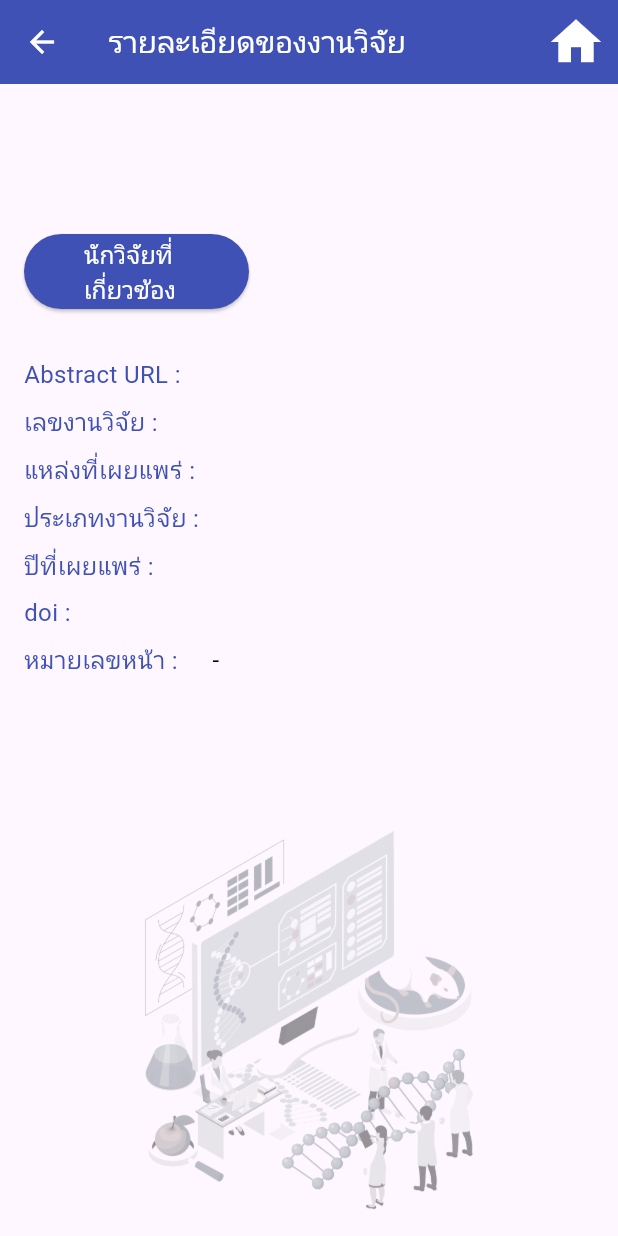
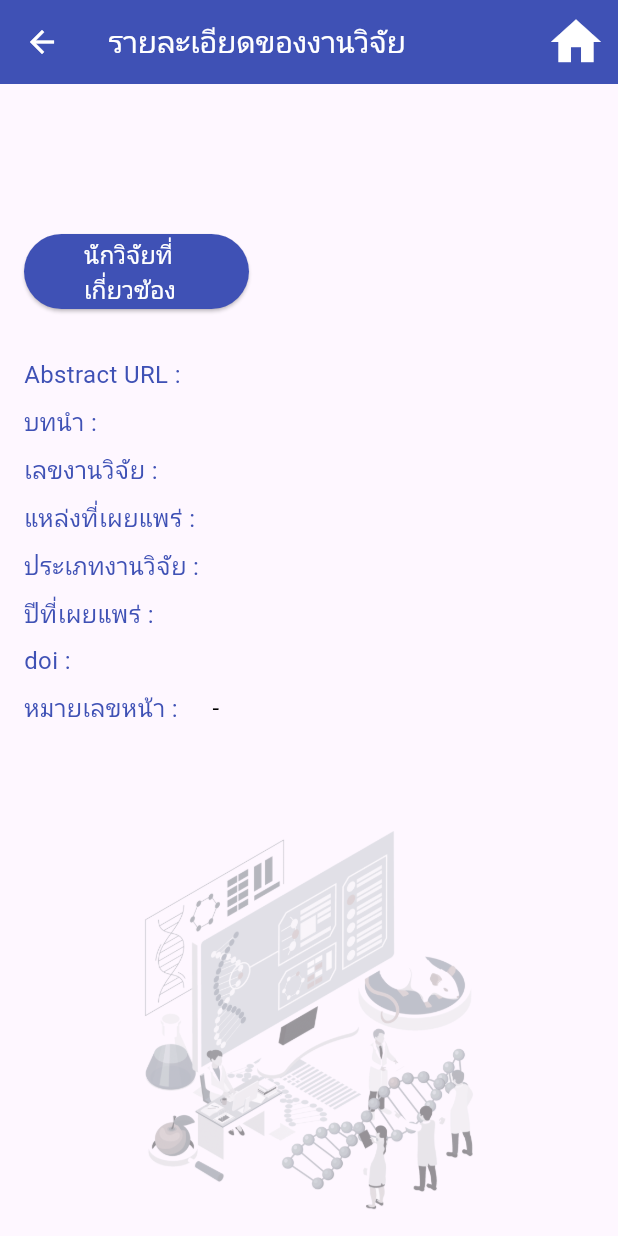
Before and after one commit to limpanawisut-k/project_research_public, a Flutter app: the DetailResearch screen opened directly with empty values, on a phone screen of 412 x 824 dp. Run offline on Flutter 3.47's test engine with Material 2 defaults, Android fonts, the phone set to English and light mode, and no system bars; our stand-ins replace dio, google_fonts, google_nav_bar; network calls fail; Roboto replaces fonts that are missing (Prompt).

Commit message:
ล่าสุด

```diff
--- a/lib/main.dart
+++ b/lib/main.dart
@@ -17,6 +17,7 @@ class MyApp extends StatelessWidget {
       theme: ThemeData(
         colorScheme: ColorScheme.fromSeed(seedColor: Colors.deepPurple),
         useMaterial3: true,
+        dialogBackgroundColor: Colors.white,
       ),
       home: MyHomePage(),
     );
--- a/lib/models/research.dart
+++ b/lib/models/research.dart
@@ -1,5 +1,6 @@
 class Research {
   final String abstract_url;
+  final String abstract;
   final String article_number;
   final String content_type;
   final String doi;
@@ -10,7 +11,7 @@ class Research {
   final String start_page;
   final String title;
 
-  Research({required this.abstract_url ,required this.article_number, required this.content_type
+  Research({required this.abstract_url ,required this.abstract ,required this.article_number, required this.content_type
     ,  required this.doi
     ,  required this.end_page
     ,  required this.publication_title
@@ -23,6 +24,7 @@ class Research {
   factory Research.fromJson(Map<String, dynamic> json) {
     return Research(
       abstract_url: json['research']['abstract_url'].toString() ?? 'ไม่มีข้อมูล' ,
+      abstract: json['research']['abstract'].toString() ?? 'ไม่มีข้อมูล' ,
       article_number: json['research']['article_number'].toString() ?? 'ไม่มีข้อมูล' ,
       content_type: json['research']['content_type'].toString() ?? 'ไม่มีข้อมูล' ,
       doi: json['research']['doi'].toString() ?? 'ไม่มีข้อมูล' ,
--- /dev/null
+++ b/lib/screens/constant.dart
@@ -0,0 +1,3 @@
+class Constants {
+  static const String apiUrl = 'https://722f-171-5-248-118.ngrok-free.app';
+}
--- a/lib/screens/detail_person.dart
+++ b/lib/screens/detail_person.dart
@@ -15,6 +15,8 @@ import 'package:flutter/widgets.dart';
 import 'package:google_fonts/google_fonts.dart';
 import 'package:url_launcher/url_launcher.dart';
 
+import 'constant.dart';
+
 
 class DetailPerson extends StatefulWidget {
   final Person person;
@@ -29,7 +31,7 @@ class _ResultExpertise extends State<DetailPerson> {
 
 
   Future<List<Expertise>> fetchData(String search) async {
-    final response = await Dio().get('http://10.0.2.2:8000/search_expertise/$search');
+    final response = await Dio().get('${Constants.apiUrl}/search_expertise/$search');
     debugPrint(response.data.toString());
 
     if (response.statusCode == 200 ) {
@@ -40,7 +42,7 @@ class _ResultExpertise extends State<DetailPerson> {
     }
   }
   Future<List<Degree>> fetchDataDegree(String search) async {
-    final response = await Dio().get('http://10.0.2.2:8000/search_degree/$search');
+    final response = await Dio().get('${Constants.apiUrl}/search_degree/$search');
     debugPrint(response.data.toString());
 
     if (response.statusCode == 200 ) {
--- a/lib/screens/detail_research.dart
+++ b/lib/screens/detail_research.dart
@@ -1,4 +1,5 @@
 import 'dart:convert';
+import 'dart:math';
 
 import 'package:dio/dio.dart';
 import 'package:final_project_research/models/degree.dart';
@@ -15,6 +16,8 @@ import 'package:flutter/widgets.dart';
 import 'package:google_fonts/google_fonts.dart';
 import 'package:url_launcher/url_launcher.dart';
 
+import 'constant.dart';
+
 class DetailResearch extends StatefulWidget {
   final Research research;
   const DetailResearch({Key? key, required this.research}) : super(key: key);
@@ -26,7 +29,7 @@ class DetailResearch extends StatefulWidget {
 class _ResultDetail extends State<DetailResearch> {
   final _dio = Dio(BaseOptions(responseType: ResponseType.plain));
   Future<List<Degree>> fetchDataDegree(String search) async {
-    final response = await Dio().get('http://10.0.2.2:8000/search_degree/$search');
+    final response = await Dio().get('${Constants.apiUrl}/search_degree/$search');
     debugPrint(response.data.toString());
 
     if (response.statusCode == 200 ) {
@@ -184,6 +187,73 @@ class _ResultDetail extends State<DetailResearch> {
                                       textAlign: TextAlign.start,
                                     ),
                               ),
+                            ],
+                          ),
+                        ),
+                      ],
+                    ),
+                    SizedBox(height: 8,),
+                    Row(
+                      crossAxisAlignment: CrossAxisAlignment.start,
+                      children: [
+                        Expanded(
+                          flex: 1,
+                          child: Column(
+                            crossAxisAlignment: CrossAxisAlignment.start,
+                            mainAxisAlignment: MainAxisAlignment.start,
+                            children: [
+                              Container(
+                                padding: EdgeInsets.only(left: 16),
+                                child: Text(
+                                  "บทนำ :",
+                                  style: GoogleFonts.getFont('Prompt', fontSize: 16, color: Colors.indigo),
+                                ),
+                              ),
+                            ],
+                          ),
+                        ),
+                        Expanded(
+                          flex: 2,
+                          child: Column(
+                            crossAxisAlignment: CrossAxisAlignment.start,
+                            children: [
+                              Padding(
+                                padding: const EdgeInsets.fromLTRB(0, 0, 16, 0),
+                                child: Text(
+                                  "${research.abstract.substring(0, min(research.abstract.length, 3 * 30))}${research.abstract.length > 3 * 30 ? '...' : ''}",
+                                  style: GoogleFonts.getFont('Prompt', fontSize: 16, color: Colors.black),
+                                  textAlign: TextAlign.start,
+                                ),
+                              ),
+                              if (research.abstract.length > 3 * 15) // 3 lines * 15 characters per line
+                                TextButton(
+                                  onPressed: () {
+                                    showDialog(
+                                      context: context,
+                                      builder: (BuildContext context) {
+                                        return AlertDialog(
+                                          backgroundColor: Colors.white,
+                                          title: Text("บทนำ",style: GoogleFonts.getFont('Prompt', color: Colors.indigo),),
+                                          content: SingleChildScrollView(
+                                            child: Text(
+                                              research.abstract,
+                                              style: TextStyle(fontSize: 16.0),
+                                            ),
+                                          ),
+                                          actions: <Widget>[
+                                            TextButton(
+                                              onPressed: () {
+                                                Navigator.of(context).pop();
+                                              },
+                                              child: Text("ปิด",style: GoogleFonts.getFont('Prompt', color: Colors.indigo),),
+                                            ),
+                                          ],
+                                        );
+                                      },
+                                    );
+                                  },
+                                  child: Text("ดูเพิ่มเติม",style: GoogleFonts.getFont('Prompt', color: Colors.indigo),),
+                                ),
                             ],
                           ),
                         ),
--- a/lib/screens/result_search_from_title.dart
+++ b/lib/screens/result_search_from_title.dart
@@ -11,6 +11,8 @@ import 'package:flutter/material.dart';
 import 'package:flutter/widgets.dart';
 import 'package:google_fonts/google_fonts.dart';
 
+import 'constant.dart';
+
 class ResultSearchTitle extends StatefulWidget {
   const ResultSearchTitle({Key? key}) : super(key: key);
 
@@ -23,7 +25,7 @@ class _ResultSearchTitle extends State<ResultSearchTitle> {
   Map<String, dynamic>? list;
 
   Future<List<Person>> fetchData(String search) async {
-    final response = await Dio().get('http://10.0.2.2:8000/search_person_from_title',
+    final response = await Dio().get('${Constants.apiUrl}/search_person_from_title',
       queryParameters: {'searchFromTitle': search});
     debugPrint(response.data.toString());
 
--- a/lib/screens/result_search_p.dart
+++ b/lib/screens/result_search_p.dart
@@ -10,6 +10,8 @@ import 'package:flutter/cupertino.dart';
 import 'package:flutter/material.dart';
 import 'package:flutter/widgets.dart';
 import 'package:google_fonts/google_fonts.dart';
+
+import 'constant.dart';
 
 class ResultSearchP extends StatefulWidget {
   const ResultSearchP({Key? key}) : super(key: key);
@@ -24,7 +26,7 @@ class _ResultSearchP extends State<ResultSearchP> {
   bool _hasError = false;
 
   Future<List<Person>> fetchData(String search, String office, String expertise) async {
-    final response = await Dio().get('http://10.0.2.2:8000/search/filter',
+    final response = await Dio().get('${Constants.apiUrl}/search/filter',
       queryParameters: {'search': search,'office': office, 'expertise': expertise},);
     debugPrint(response.data.toString());
 
--- a/lib/screens/result_search_r.dart
+++ b/lib/screens/result_search_r.dart
@@ -12,6 +12,8 @@ import 'package:flutter/cupertino.dart';
 import 'package:flutter/material.dart';
 import 'package:flutter/widgets.dart';
 import 'package:google_fonts/google_fonts.dart';
+
+import 'constant.dart';
 
 
 class ResultSearchR extends StatefulWidget {
@@ -29,7 +31,7 @@ class _ResultSearchR extends State<ResultSearchR> {
   Map<String, dynamic>? list;
 
   Future<List<Research>> fetchData(String search,String searchfromperson,String type,String publisher,String year) async {
-    final response = await Dio().get('http://10.0.2.2:8000/search/research',
+    final response = await Dio().get('${Constants.apiUrl}/search/research',
       queryParameters: {'search': search,'searchfromperson': searchfromperson, 'type': type, 'publisher': publisher, 'year': year},);
     debugPrint(response.data.toString());
 
--- a/lib/screens/search_person.dart
+++ b/lib/screens/search_person.dart
@@ -10,6 +10,8 @@ import 'package:flutter/widgets.dart';
 import 'package:google_fonts/google_fonts.dart';
 import 'package:google_nav_bar/google_nav_bar.dart';
 
+import 'constant.dart';
+
 class MySearchPage extends StatefulWidget {
   @override
   SearchPerson createState() => SearchPerson();
@@ -17,7 +19,7 @@ class MySearchPage extends StatefulWidget {
 
 class SearchPerson extends State<MySearchPage> {
   Future<List<String>> fetchAllExpertise() async {
-    final response = await Dio().get('http://10.0.2.2:8000/all_expertise');
+    final response = await Dio().get('${Constants.apiUrl}/all_expertise');
     debugPrint(response.data.toString());
 
     if (response.statusCode == 200 ) {
--- a/lib/screens/search_research.dart
+++ b/lib/screens/search_research.dart
@@ -113,7 +113,7 @@ class SearchResearch extends State<SearchResearchPage> {
                 ),
                 Padding(
                   padding: const EdgeInsets.fromLTRB(16, 16, 16, 8),
-                  child: Text('ชื่อนักวิจัยที่เกี่ยวข้อง',style: GoogleFonts.getFont('Prompt', fontSize: 16, color: Colors.black,),),
+                  child: Text('ชื่อนักวิจัยร่วม',style: GoogleFonts.getFont('Prompt', fontSize: 16, color: Colors.black,),),
                 ),
                 Padding(
                   padding: const EdgeInsets.fromLTRB(16, 0, 16, 8),
--- a/pubspec.yaml
+++ b/pubspec.yaml
@@ -19,7 +19,7 @@ publish_to: 'none' # Remove this line if you wish to publish to pub.dev
 version: 1.0.0+1
 
 environment:
-  sdk: '>=3.0.6 <4.0.0'
+  sdk: '>=3.0.5 <4.0.0'
 
 # Dependencies specify other packages that your package needs in order to work.
 # To automatically upgrade your package dependencies to the latest versions
```
Also changed, not shown: lib/screens/relation_author.dart (+5 -3 lines), pubspec.lock.
